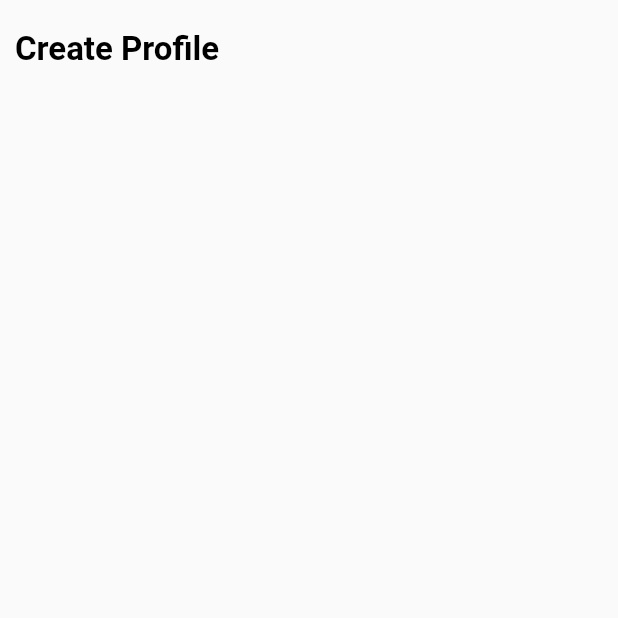
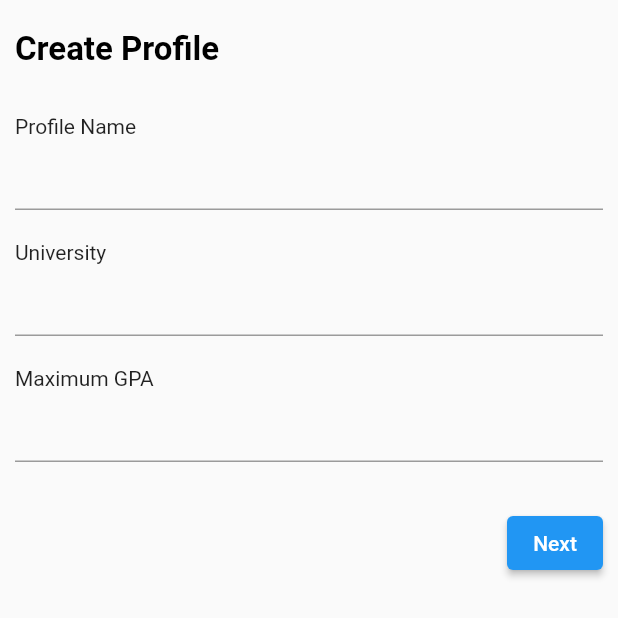
Before and after one commit to pasinduChinthana/gpa_calculator, a Flutter app: the CreateProfileScreen screen opened directly, on a phone screen of 412 x 824 dp, the top half of it. Run offline on Flutter 3.47's test engine with Material 2 defaults, Android fonts, the phone set to English and light mode, and no system bars.

Commit message:
create profile first form

```diff
--- a/lib/screens/create_profile_screen.dart
+++ b/lib/screens/create_profile_screen.dart
@@ -9,16 +9,61 @@ class CreateProfileScreen extends StatefulWidget {
 }
 
 class _CreateProfileScreenState extends State<CreateProfileScreen> {
+  final _formKey = GlobalKey<FormState>();
+
   @override
   Widget build(BuildContext context) {
     return SafeArea(
         child: Scaffold(
           body: SingleChildScrollView(
-            padding: EdgeInsets.symmetric(vertical: 20, horizontal: 10),
+            padding: const EdgeInsets.symmetric(vertical: 20, horizontal: 10),
             child: Form(
+              key: _formKey,
               child: Column(
+                crossAxisAlignment: CrossAxisAlignment.start,
                 children: [
-                  Text('Create Profile', style: Theme.of(context).textTheme.headline1,)
+                  Text('Create Profile', style: Theme.of(context).textTheme.headline1,),
+                  const SizedBox(height: 30),
+                  const Text('Profile Name'),
+                  TextFormField(
+                    validator: (value) {
+                      if(value == null || value.isEmpty) {
+                        return 'Please enter profile name';
+                      }
+                      return null;
+                    }
+                  ),
+                  const SizedBox(height: 20),
+                  const Text('University'),
+                  TextFormField(
+                      validator: (value) {
+                        if(value == null || value.isEmpty) {
+                          return 'Please enter university name';
+                        }
+                        return null;
+                      }
+                  ),
+                  const SizedBox(height: 20),
+                  const Text('Maximum GPA'),
+                  TextFormField(
+                      keyboardType: TextInputType.number,
+                      validator: (value) {
+                        if(value == null || value.isEmpty) {
+                          return 'Please enter maximum GPA';
+                        }
+                        return null;
+                      }
+                  ),
+                  const SizedBox(height: 30),
+                  Align(
+                    alignment: Alignment.centerRight,
+                    child: ElevatedButton(
+                      onPressed: (){
+
+                      },
+                      child: const Text('Next')
+                    ),
+                  )
                 ],
               ),
             ),
```
